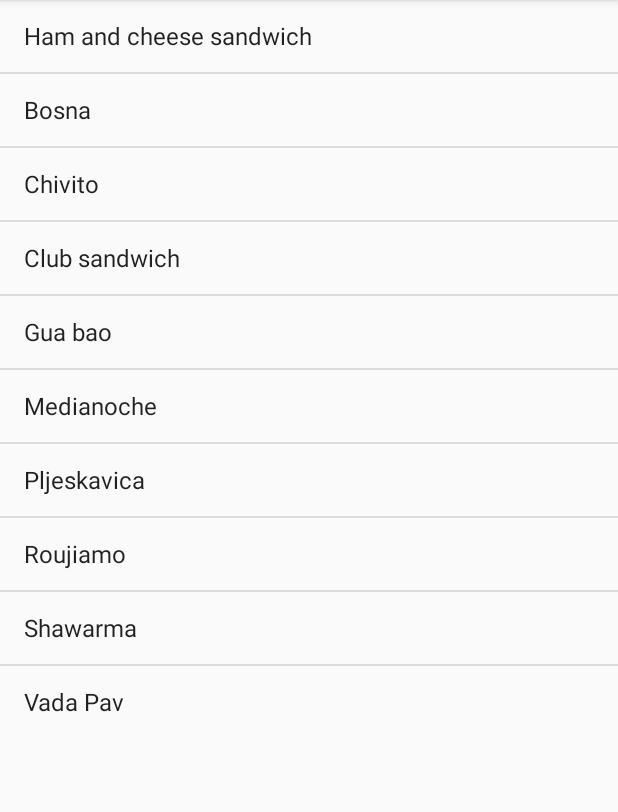
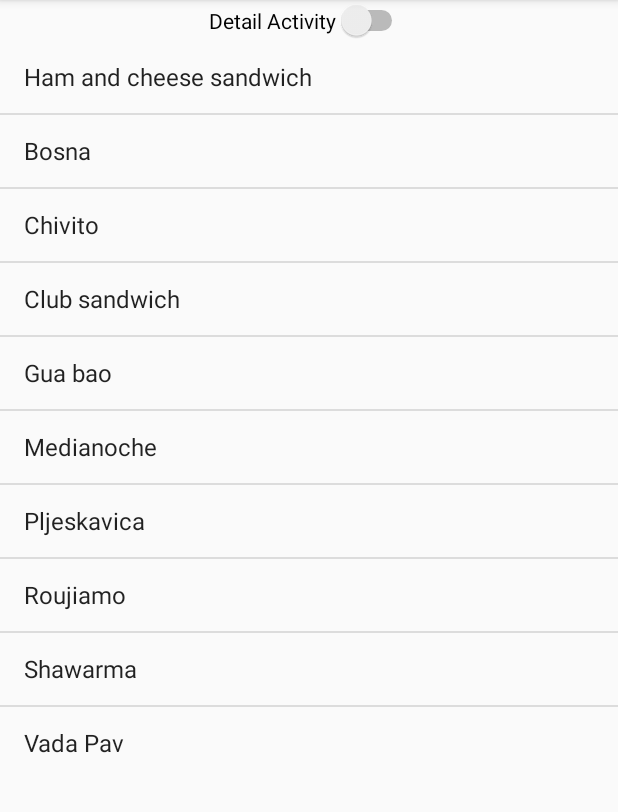
Before and after one commit to David-Jackson/Android-Nanodegree, an Android app: the screen it shows after launch (MainActivity), on a phone screen of 412 x 824 dp, the part 84-896 px from its top. Run offline under Robolectric (Android 15) with nearby library versions, the phone set to English and light mode, and no system bars; our stand-ins replace Picasso.

Commit message:
Added BottomSheet to Main Activity

```diff
--- a/01-sandwich-club/app/build.gradle
+++ b/01-sandwich-club/app/build.gradle
@@ -23,6 +23,7 @@ dependencies {
     implementation 'com.android.support.constraint:constraint-layout:1.0.2'
     implementation fileTree(dir: 'libs', include: ['*.jar'])
     implementation 'com.android.support:appcompat-v7:26.1.0'
+    implementation 'com.android.support:support-v4:26.1.0'
     implementation 'com.android.support:design:26.1.0'
     implementation 'com.android.support:cardview-v7:26.1.0'
     implementation 'com.squareup.picasso:picasso:2.5.2'
--- a/01-sandwich-club/app/src/main/java/com/udacity/sandwichclub/MainActivity.java
+++ b/01-sandwich-club/app/src/main/java/com/udacity/sandwichclub/MainActivity.java
@@ -3,15 +3,21 @@ package com.udacity.sandwichclub;
 import android.content.Intent;
 import android.os.Bundle;
 import android.support.v7.app.AppCompatActivity;
-import android.util.Log;
 import android.view.View;
 import android.widget.AdapterView;
 import android.widget.ArrayAdapter;
+import android.widget.CompoundButton;
 import android.widget.ListView;
+import android.widget.Switch;
+
+import com.udacity.sandwichclub.handlers.BottomSheetHandler;
 
 public class MainActivity extends AppCompatActivity {
 
     private static final String TAG = "MainActivity";
+
+    Switch detailSwitch;
+    BottomSheetHandler bottomSheetHandler;
 
     @Override
     protected void onCreate(Bundle savedInstanceState) {
@@ -22,14 +28,28 @@ public class MainActivity extends AppCompatActivity {
         ArrayAdapter<String> adapter = new ArrayAdapter<>(this,
                 android.R.layout.simple_list_item_1, sandwiches);
 
+        detailSwitch = findViewById(R.id.switch_detail);
+        detailSwitch.setOnCheckedChangeListener(new CompoundButton.OnCheckedChangeListener() {
+            @Override
+            public void onCheckedChanged(CompoundButton buttonView, boolean isChecked) {
+                buttonView.setText(isChecked ?
+                        R.string.detail_switch_on_text : R.string.detail_switch_off_text);
+            }
+        });
+
+        bottomSheetHandler = new BottomSheetHandler(this);
+
         // Simplification: Using a ListView instead of a RecyclerView
         ListView listView = findViewById(R.id.sandwiches_listview);
         listView.setAdapter(adapter);
         listView.setOnItemClickListener(new AdapterView.OnItemClickListener() {
             @Override
             public void onItemClick(AdapterView<?> adapterView, View view, int position, long l) {
-                Log.d(TAG, "onItemClick: clicked position: " + position);
-                launchDetailActivity(position);
+                if (detailSwitch.isChecked()) {
+                    bottomSheetHandler.openBottomSheet(position);
+                } else {
+                    launchDetailActivity(position);
+                }
             }
         });
     }
--- /dev/null
+++ b/01-sandwich-club/app/src/main/java/com/udacity/sandwichclub/handlers/BottomSheetHandler.java
@@ -0,0 +1,71 @@
+package com.udacity.sandwichclub.handlers;
+
+import android.app.Activity;
+import android.os.Build;
+import android.support.annotation.NonNull;
+import android.support.constraint.ConstraintLayout;
+import android.support.design.widget.BottomSheetBehavior;
+import android.transition.TransitionManager;
+import android.view.View;
+import android.view.ViewGroup;
+import android.widget.Toast;
+
+import com.udacity.sandwichclub.R;
+
+// This class handles all of the UI for the sandwich detail view as a BottomSheet
+public class BottomSheetHandler extends DetailViewHandler {
+
+    View scrim;
+    ConstraintLayout bottomSheetViewgroup;
+    BottomSheetBehavior bottomSheetBehavior;
+
+    public BottomSheetHandler(Activity activity) {
+        super(activity);
+
+        scrim = activity.findViewById(R.id.scrim);
+        scrim.setOnClickListener(new View.OnClickListener() {
+            @Override
+            public void onClick(View v) {
+                // when the scrim is clicked, hide the scrim and bottom sheet
+                scrim.setVisibility(View.INVISIBLE);
+                bottomSheetBehavior.setState(BottomSheetBehavior.STATE_HIDDEN);
+            }
+        });
+
+        bottomSheetViewgroup = activity.findViewById(R.id.bottom_sheet);
+        bottomSheetViewgroup.setOnClickListener(new View.OnClickListener() {
+            @Override
+            public void onClick(View v) {
+                // set onclick so the touch event is not passed to the scrim
+            }
+        });
+
+        bottomSheetBehavior = BottomSheetBehavior.from(bottomSheetViewgroup);
+        bottomSheetBehavior.setBottomSheetCallback(new BottomSheetBehavior.BottomSheetCallback() {
+            @Override
+            public void onStateChanged(@NonNull View bottomSheet, int newState) {
+                if (newState == BottomSheetBehavior.STATE_HIDDEN) {
+                    scrim.setVisibility(View.INVISIBLE);
+                }
+            }
+
+            @Override
+            public void onSlide(@NonNull View bottomSheet, float slideOffset) {
+
+            }
+        });
+        bottomSheetBehavior.setPeekHeight(
+                (int) activity.getResources().getDimension(R.dimen.sandwich_image_height));
+        bottomSheetBehavior.setHideable(true);
+        bottomSheetBehavior.setState(BottomSheetBehavior.STATE_HIDDEN);
+    }
+
+    public void openBottomSheet(int position) {
+        if (loadSandwich(position)) {
+            bottomSheetBehavior.setState(BottomSheetBehavior.STATE_COLLAPSED);
+            scrim.setVisibility(View.VISIBLE);
+        } else {
+            Toast.makeText(activity, R.string.detail_error_message, Toast.LENGTH_SHORT).show();
+        }
+    }
+}
--- a/01-sandwich-club/app/src/main/res/layout/activity_main.xml
+++ b/01-sandwich-club/app/src/main/res/layout/activity_main.xml
@@ -1,13 +1,34 @@
 <?xml version="1.0" encoding="utf-8"?>
-<RelativeLayout xmlns:android="http://schemas.android.com/apk/res/android"
+<android.support.design.widget.CoordinatorLayout xmlns:android="http://schemas.android.com/apk/res/android"
     xmlns:tools="http://schemas.android.com/tools"
     android:layout_width="match_parent"
     android:layout_height="match_parent"
+    xmlns:app="http://schemas.android.com/apk/res-auto"
     tools:context="com.udacity.sandwichclub.MainActivity">
+
+    <Switch
+        android:id="@+id/switch_detail"
+        android:layout_width="wrap_content"
+        android:layout_height="wrap_content"
+        android:layout_gravity="center_horizontal"
+        android:text="@string/detail_switch_off_text"/>
 
     <ListView
         android:id="@+id/sandwiches_listview"
         android:layout_width="match_parent"
-        android:layout_height="wrap_content" />
+        android:layout_height="wrap_content"
+        app:layout_anchor="@id/switch_detail"
+        app:layout_anchorGravity="bottom"
+        android:layout_gravity="bottom"/>
 
-</RelativeLayout>
+    <View
+        android:id="@+id/scrim"
+        android:layout_width="match_parent"
+        android:layout_height="match_parent"
+        android:alpha="0.25"
+        android:background="@android:color/black"
+        android:visibility="invisible"/>
+
+    <include layout="@layout/activity_detail" />
+
+</android.support.design.widget.CoordinatorLayout>
--- a/01-sandwich-club/app/src/main/res/values/dimens.xml
+++ b/01-sandwich-club/app/src/main/res/values/dimens.xml
@@ -2,4 +2,6 @@
 <resources>
     <dimen name="activity_horizontal_margin">16dp</dimen>
     <dimen name="activity_vertical_margin">16dp</dimen>
+
+    <dimen name="sandwich_image_height">200dp</dimen>
 </resources>
```
